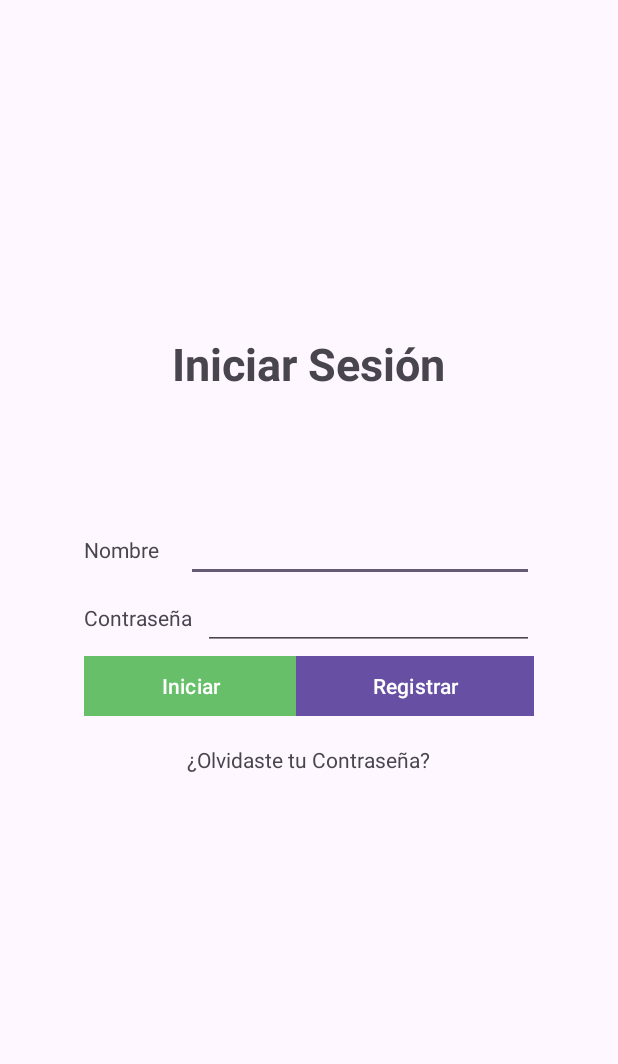
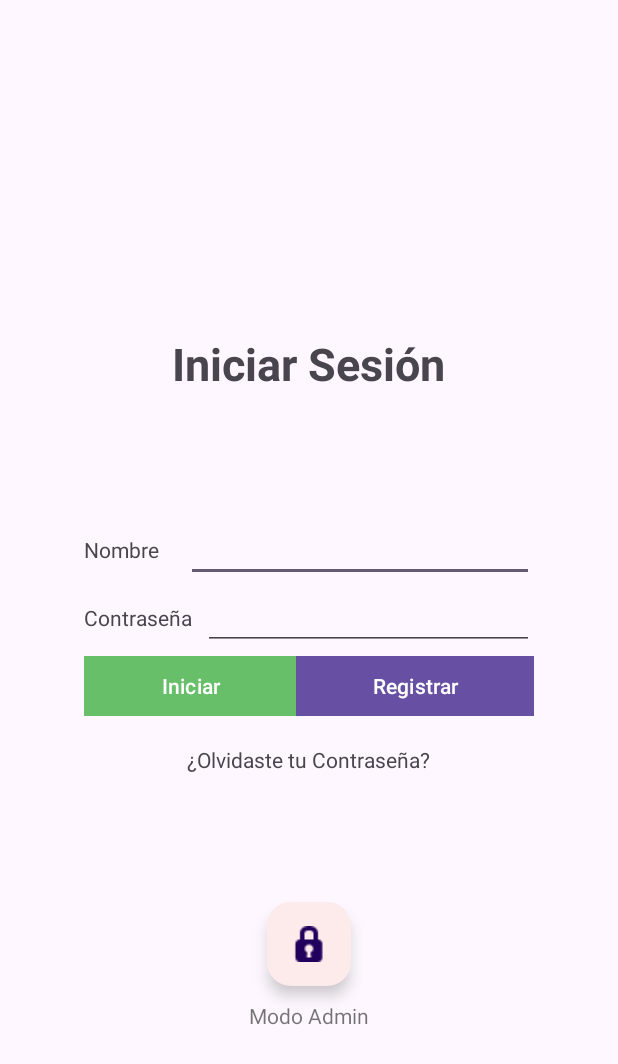
Before and after one commit to Indistoupia/semanaDiez, an Android app: the screen it shows after launch (LoginActivity), after a tap on "Ver login", on a phone screen of 412 x 824 dp. Shown: the top 1064 px of the screen. Run offline under Robolectric (Android 15) with nearby library versions, the phone set to English and light mode, and no system bars.

Commit message:
• Base de Datos Implementada • Visor de Base de Datos Implementado • Modo Admin Implementado • Boton de Pausa Implementado ----Falta---- Sensor Logica Login Dar Coherencia al Login Publicar ☠☠

```diff
--- a/app/src/main/AndroidManifest.xml
+++ b/app/src/main/AndroidManifest.xml
@@ -19,9 +19,11 @@
         android:theme="@style/Theme.Mapbox"
         tools:targetApi="31">
         <activity
+            android:name=".ReadActivity"
+            android:exported="false" />
+        <activity
             android:name=".RegistroActivity"
             android:exported="false" />
-
         <activity
             android:name=".LoginActivity"
             android:exported="false" />
@@ -43,7 +45,7 @@
         </activity>
         <activity
             android:name=".SensorActivity"
-            android:exported="true"></activity>
+            android:exported="true" />
     </application>
 
 </manifest>
--- a/app/src/main/java/com/joaquin/semanadiez/MainActivity.java
+++ b/app/src/main/java/com/joaquin/semanadiez/MainActivity.java
@@ -3,9 +3,11 @@ package com.joaquin.semanadiez;
 import android.Manifest;
 import android.content.Intent;
 import android.content.pm.PackageManager;
+import android.media.MediaPlayer;
 import android.os.Bundle;
 import android.view.View;
 import android.os.AsyncTask;
+import android.widget.Button;
 import android.widget.ProgressBar;
 import android.widget.Toast;
 
@@ -18,11 +20,10 @@ import androidx.core.app.ActivityCompat;
 public class MainActivity extends AppCompatActivity {
 
 
-    ProgressBar progressBar;
-    private ProgressBar progressBar2;
 
-
-
+    MediaPlayer mp;
+    Button btnLogin;
+    Button btnMapa;
 
 
 
@@ -38,7 +39,30 @@ public class MainActivity extends AppCompatActivity {
         Intent serviceIntent = new Intent(this, SensorActivity.class);
         startService(serviceIntent);
 
+        btnMapa = (Button)findViewById(R.id.btnMapa);
+        btnLogin = (Button)findViewById(R.id.btnLogin);
+        mp = MediaPlayer.create(this, R.raw.btn1);
+        mp = MediaPlayer.create(this, R.raw.btn1);
+        btnLogin.setOnClickListener(new View.OnClickListener(){
 
+
+            @Override
+            public void onClick(View v) {
+                mp.start();
+                VerLogin();
+            }
+        });
+
+
+        btnMapa.setOnClickListener(new View.OnClickListener(){
+
+
+            @Override
+            public void onClick(View v) {
+                mp.start();
+                IrMapa();
+            }
+        });
 
 
 
@@ -47,7 +71,7 @@ public class MainActivity extends AppCompatActivity {
 
 
 
-    public void IrMapa(View view){
+    public void IrMapa(){
 
         Intent i = new Intent(MainActivity.this, MapaActivity.class);
         startActivity(i);
@@ -56,7 +80,7 @@ public class MainActivity extends AppCompatActivity {
     }
 
 
-    public void VerLogin(View view){
+    public void VerLogin(){
         Intent i = new Intent(MainActivity.this, LoginActivity.class);
         startActivity(i);
 
@@ -78,8 +102,7 @@ public class MainActivity extends AppCompatActivity {
         @Override
         protected void onPreExecute() {
             super.onPreExecute();
-            progressBar.setMax(100);
-            progressBar.setProgress(0);
+
         }
 
         @Override
@@ -98,7 +121,7 @@ public class MainActivity extends AppCompatActivity {
         protected void onProgressUpdate(Integer... values) {
             super.onProgressUpdate(values);
 
-            progressBar.setProgress(values[0].intValue());
+
         }
 
         @Override
--- /dev/null
+++ b/app/src/main/res/drawable/pause.xml
@@ -0,0 +1,5 @@
+<vector android:height="24dp" android:tint="#000000"
+    android:viewportHeight="24" android:viewportWidth="24"
+    android:width="24dp" xmlns:android="http://schemas.android.com/apk/res/android">
+    <path android:fillColor="@android:color/white" android:pathData="M6,19h4L10,5L6,5v14zM14,5v14h4L18,5h-4z"/>
+</vector>
--- /dev/null
+++ b/app/src/main/res/drawable/stop.xml
@@ -0,0 +1,5 @@
+<vector android:height="24dp" android:tint="#000000"
+    android:viewportHeight="24" android:viewportWidth="24"
+    android:width="24dp" xmlns:android="http://schemas.android.com/apk/res/android">
+    <path android:fillColor="@android:color/white" android:pathData="M6,6h12v12H6z"/>
+</vector>
--- a/app/src/main/res/layout/activity_login.xml
+++ b/app/src/main/res/layout/activity_login.xml
@@ -92,7 +92,7 @@
             android:orientation="horizontal">
 
             <Button
-                android:id="@+id/button6"
+                android:id="@+id/btnLogin"
                 android:layout_width="wrap_content"
                 android:layout_height="wrap_content"
                 android:layout_weight="1"
@@ -144,6 +144,32 @@
         android:layout_marginTop="15dp"
         />
 
+    <com.google.android.material.floatingactionbutton.FloatingActionButton
+        android:id="@+id/btnAdmin"
+        android:layout_width="wrap_content"
+        android:layout_height="wrap_content"
+        android:clickable="true"
+        android:layout_centerHorizontal="true"
+        android:layout_below="@+id/loginZone"
+        android:layout_marginTop="120dp"
+        android:backgroundTint="#FDEBEB"
+        app:srcCompat="@android:drawable/ic_secure"
+        android:onClick="IrRead"
+
+        />
+
+    <TextView
+        android:id="@+id/txtAdmin"
+        android:layout_width="wrap_content"
+        android:layout_height="wrap_content"
+        android:textColor="#8A000000"
+        android:layout_centerHorizontal="true"
+        android:layout_marginTop="10dp"
+        android:layout_below="@+id/btnAdmin"
+
+
+
+        android:text="Modo Admin" />
 
 
 </RelativeLayout>
--- a/app/src/main/res/layout/activity_main.xml
+++ b/app/src/main/res/layout/activity_main.xml
@@ -40,7 +40,7 @@
             />
 
         <Button
-            android:id="@+id/btnSensor"
+            android:id="@+id/btnLogin"
             android:layout_width="match_parent"
             android:layout_height="wrap_content"
             android:onClick="VerLogin"
```
Also changed, not shown: app/src/main/java/com/joaquin/semanadiez/LoginActivity.java (+8 -0 lines), app/src/main/java/com/joaquin/semanadiez/ReadActivity.java (added, +136 -0 lines), app/src/main/java/com/joaquin/semanadiez/RegistroActivity.java (+75 -0 lines), app/src/main/java/com/joaquin/semanadiez/SQL/Persona.java (+7 -6 lines), app/src/main/res/layout/activity_read.xml (added, +81 -0 lines), app/src/main/res/layout/activity_registro.xml (+13 -3 lines), 4 other files.
